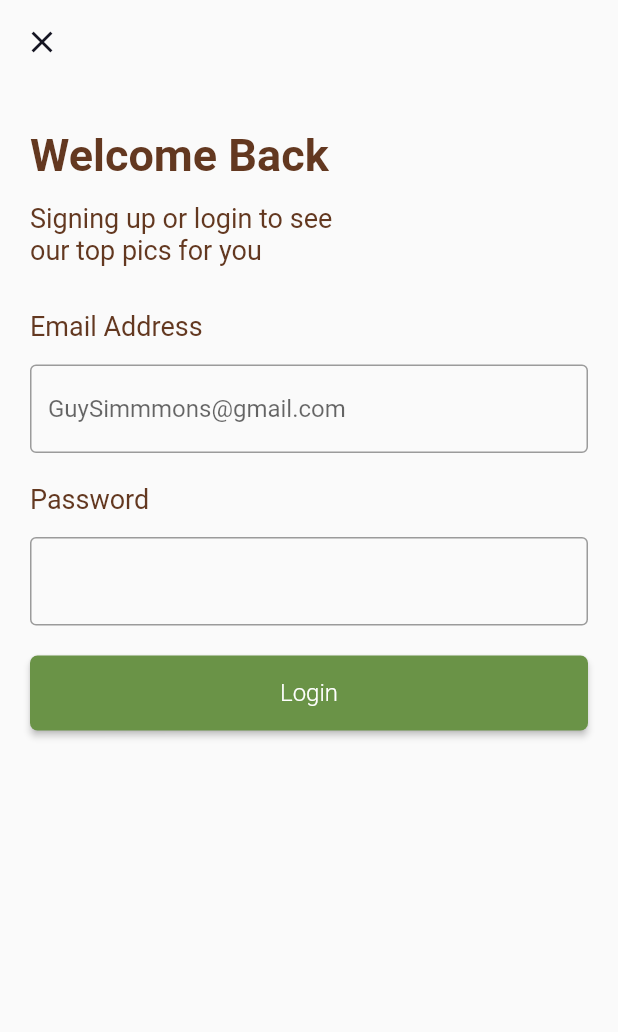
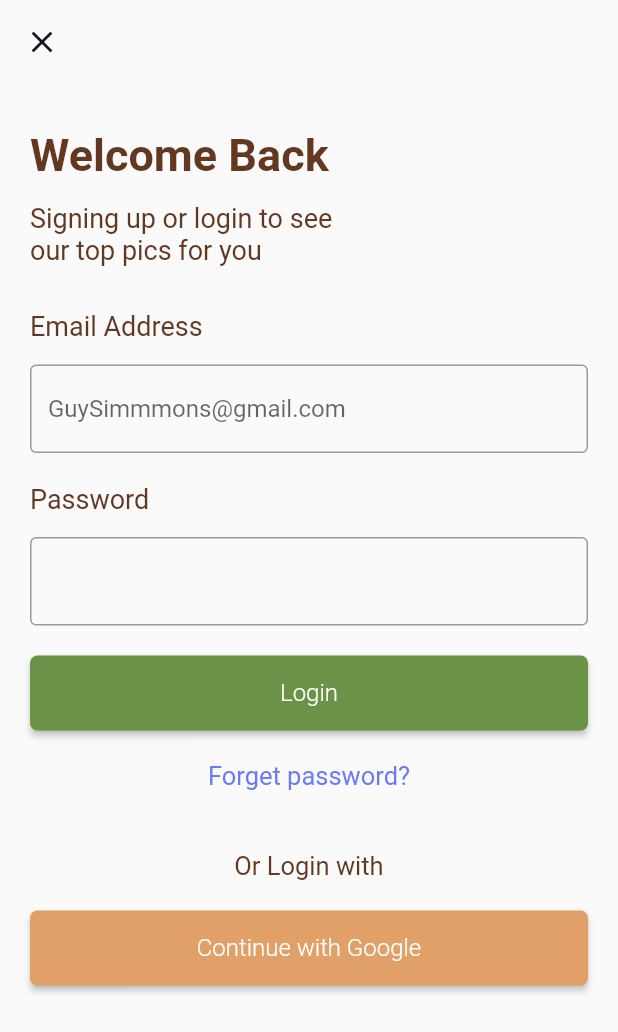
Before and after one commit to Karthik-Sunil-K/Flutter-App-Naturewooden-TATOS, a Flutter app: the screen it shows after launch, on a phone screen of 412 x 824 dp. Shown: the top 1032 px of the screen. Run offline on Flutter 3.47's test engine with Material 2 defaults, Android fonts, the phone set to English and light mode, and no system bars; Roboto replaces fonts that are missing (SF Pro Text).

Commit message:
login page almost G icon remaining

```diff
--- a/naturewooden/lib/main.dart
+++ b/naturewooden/lib/main.dart
@@ -123,6 +123,52 @@ class MyApp extends StatelessWidget {
                 onPressed: () {},
               ),
             ),
+            Container(
+              alignment: Alignment.center,
+              padding: EdgeInsets.only(top: 20),
+              child: InkWell(
+                child: Text(
+                  'Forget password?',
+                  style: TextStyle(
+                      fontSize: 17,
+                      fontFamily: 'SF Pro Text',
+                      fontWeight: FontWeight.w400,
+                      color: Color(0xff6979F8)),
+                ),
+              ),
+            ),
+             Container(
+              alignment: Alignment.center,
+              padding: EdgeInsets.only(top: 40),
+
+                child: Text(
+                  'Or Login with',
+                  style: TextStyle(
+                      fontSize: 17,
+                      fontFamily: 'SF Pro Text',
+                      fontWeight: FontWeight.w400,
+                      color: Color(0xff633820)),
+                ),
+              ),
+               Container(
+              padding: EdgeInsets.fromLTRB(20, 20, 20, 0),
+              width: double.infinity,
+              height: 70,
+              child: RaisedButton(
+                shape: RoundedRectangleBorder(
+                    borderRadius: BorderRadius.circular(5)),
+                color: Color(0xffE1A067),
+                child: Text(
+                  'Continue with Google',
+                  style: TextStyle(
+                      fontSize: 16,
+                      fontFamily: 'SF Pro Text',
+                      fontWeight: FontWeight.w300),
+                ),
+                textColor: Colors.white,
+                onPressed: () {},
+              ),
+            ),
           ],
         ),
       ),
```
